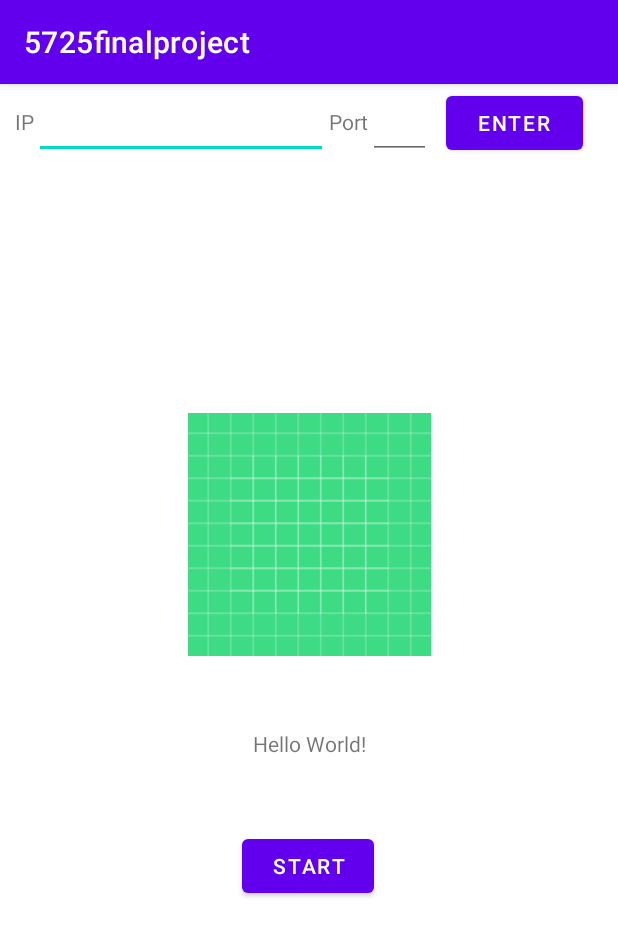
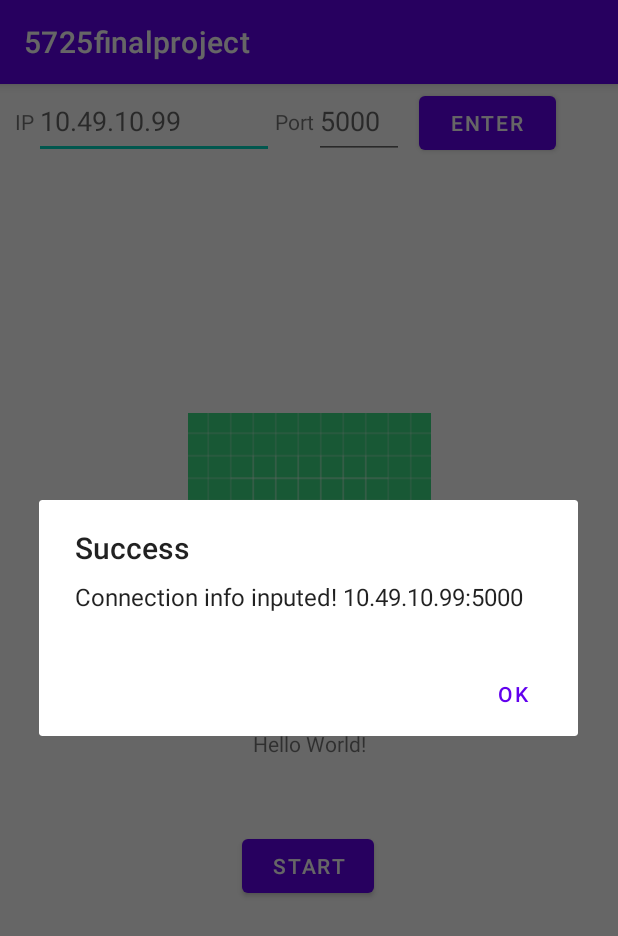
Before and after one commit to fsywudi/5725finalproject, an Android app: the screen it shows after launch (MainActivity), after a tap on "ENTER", on a phone screen of 412 x 824 dp. Shown: the top 936 px of the screen. Run offline under Robolectric (Android 15) with nearby library versions, the phone set to English and light mode, and no system bars.

Commit message:
Implemented some features

```diff
--- a/app/src/main/AndroidManifest.xml
+++ b/app/src/main/AndroidManifest.xml
@@ -4,6 +4,7 @@
     xmlns:tools="http://schemas.android.com/tools">
     <uses-permission android:name="android.permission.INTERNET" />
     <uses-permission android:name="android.permission.ACCESS_NETWORK_STATE" />
+    <uses-permission android:name="android.permission.VIBRATE" />
 
     <application
         android:allowBackup="true"
--- a/app/src/main/java/com/example/a5725finalproject/MainActivity.java
+++ b/app/src/main/java/com/example/a5725finalproject/MainActivity.java
@@ -1,7 +1,9 @@
 package com.example.a5725finalproject;
 
+import androidx.appcompat.app.AlertDialog;
 import androidx.appcompat.app.AppCompatActivity;
 
+import android.content.DialogInterface;
 import android.content.Intent;
 import android.os.Bundle;
 import android.os.StrictMode;
@@ -12,10 +14,11 @@ import android.widget.TextView;
 
 public class MainActivity extends AppCompatActivity {
     private int i = 0;
-    private String ipAdress = "null";
-    private String port = "null";
+    private String ipAddress = "10.49.10.99";
+    private String port = "5000";
     private EditText et1;
     private EditText et2;
+    private Intent startIntent;
     @Override
     protected void onCreate(Bundle savedInstanceState) {
         TextView tv1;
@@ -32,28 +35,47 @@ public class MainActivity extends AppCompatActivity {
             StrictMode.setThreadPolicy(policy);
         }
 
+        et1 = (EditText) findViewById(R.id.Et1);
+        et2 = (EditText) findViewById(R.id.Et2);
+        et1.setHint(ipAddress);
+        et2.setHint(port);
+
         btn1 = (Button) findViewById(R.id.btn1);
         btn2 = (Button) findViewById(R.id.btn2);
-
+        startIntent = new Intent(getApplicationContext(), Activity2.class);
         btn1.setOnClickListener(new View.OnClickListener() {
             @Override
             public void onClick(View view) {
-                Intent startIntent = new Intent(getApplicationContext(), Activity2.class);
                 startActivity(startIntent);
             }
         });
         btn2.setOnClickListener(new View.OnClickListener() {
             @Override
             public void onClick(View view) {
-                //ipAdress = ()
-                et1 = (EditText) findViewById(R.id.Et1);
-                et2 = (EditText) findViewById(R.id.Et2);
-                ipAdress = et1.getText().toString();
-                port = et2.getText().toString();
-                Intent startIntent = new Intent(getApplicationContext(), Activity2.class);
-                startIntent.putExtra("com.example.a5725finalproject", ipAdress);
-                startIntent.putExtra("com.example.a5725finalproject", port);
+                String inputText = et1.getText().toString();
+                if (!inputText.equals(""))
+                    ipAddress = inputText;
+                inputText = et2.getText().toString();
+                if (!inputText.equals(""))
+                    port = inputText;
+
+                startIntent.putExtra("ip", ipAddress);
+                startIntent.putExtra("port", port);
+                showInfoDialog("Connection info inputed! " + ipAddress + ":" + port);
             }
         });
     }
+
+    private void showInfoDialog(String message){
+        AlertDialog dialog = new AlertDialog.Builder(MainActivity.this)
+                .setTitle("Success")
+                .setMessage(message)
+                .setPositiveButton("OK", new DialogInterface.OnClickListener() {
+                    @Override
+                    public void onClick(DialogInterface dialogInterface, int i) {
+                        dialogInterface.dismiss();
+                    }
+                }).create();
+        dialog.show();
+    }
 }
--- a/app/src/main/res/layout/activity_main.xml
+++ b/app/src/main/res/layout/activity_main.xml
@@ -55,7 +55,7 @@
 
         <EditText
             android:id="@+id/Et1"
-            android:layout_width="196dp"
+            android:layout_width="160dp"
             android:layout_height="match_parent"
             android:ems="10"
             android:inputType="textPersonName" />
@@ -69,7 +69,7 @@
 
         <EditText
             android:id="@+id/Et2"
-            android:layout_width="42dp"
+            android:layout_width="60dp"
             android:layout_height="match_parent"
             android:ems="10"
             android:inputType="textPersonName" />
```
Also changed, not shown: app/src/main/java/com/example/a5725finalproject/Activity2.java (+107 -20 lines), app/src/main/java/com/example/a5725finalproject/MessageSender.java (+3 -41 lines), app/src/main/res/layout/activity_2.xml (+82 -3 lines), app/src/main/res/drawable/img.png (added), app/src/main/res/drawable/img_1.png (added), app/src/main/res/drawable/img_2.png (added), 4 other files.
